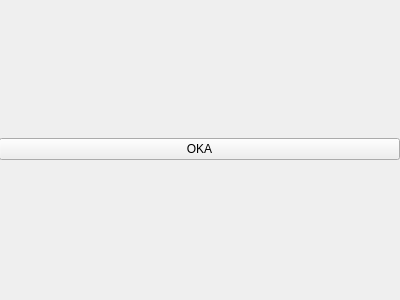
TheHawz/Quick-Scan, file designer/data_acquisition.ui: the form before one commit.
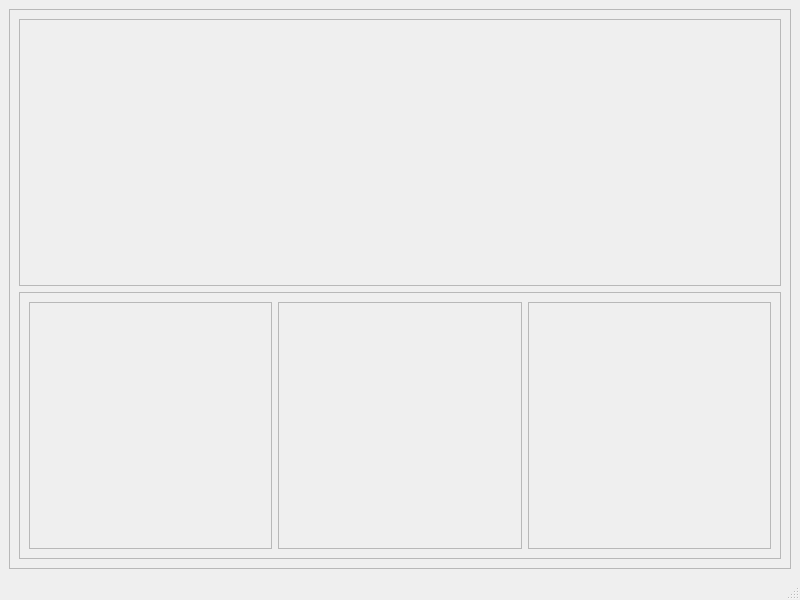
The form after the commit.

Commit message: design data_acquisition

The edit to the form file:
```diff
--- a/designer/data_acquisition.ui
+++ b/designer/data_acquisition.ui
@@ -1,37 +1,97 @@
 <?xml version="1.0" encoding="UTF-8"?>
 <ui version="4.0">
- <class>Form</class>
- <widget class="QWidget" name="Form">
+ <class>MainWindow</class>
+ <widget class="QMainWindow" name="MainWindow">
   <property name="geometry">
    <rect>
     <x>0</x>
     <y>0</y>
-    <width>400</width>
-    <height>300</height>
+    <width>800</width>
+    <height>600</height>
    </rect>
   </property>
   <property name="windowTitle">
    <string>Form</string>
   </property>
-  <widget class="QWidget" name="horizontalLayoutWidget">
-   <property name="geometry">
-    <rect>
-     <x>-1</x>
-     <y>-1</y>
-     <width>401</width>
-     <height>301</height>
-    </rect>
-   </property>
-   <layout class="QHBoxLayout" name="horizontalLayout">
+  <widget class="QWidget" name="centralwidget">
+   <layout class="QHBoxLayout" name="horizontalLayout_2">
     <item>
-     <widget class="QPushButton" name="pushButton">
-      <property name="text">
-       <string>OKA</string>
+     <widget class="QFrame" name="frame">
+      <property name="frameShape">
+       <enum>QFrame::StyledPanel</enum>
       </property>
+      <property name="frameShadow">
+       <enum>QFrame::Raised</enum>
+      </property>
+      <layout class="QVBoxLayout" name="verticalLayout">
+       <item>
+        <widget class="QFrame" name="frame_3">
+         <property name="frameShape">
+          <enum>QFrame::StyledPanel</enum>
+         </property>
+         <property name="frameShadow">
+          <enum>QFrame::Raised</enum>
+         </property>
+        </widget>
+       </item>
+       <item>
+        <widget class="QFrame" name="frame_2">
+         <property name="frameShape">
+          <enum>QFrame::StyledPanel</enum>
+         </property>
+         <property name="frameShadow">
+          <enum>QFrame::Raised</enum>
+         </property>
+         <layout class="QHBoxLayout" name="horizontalLayout">
+          <item>
+           <widget class="QFrame" name="frame_5">
+            <property name="frameShape">
+             <enum>QFrame::StyledPanel</enum>
+            </property>
+            <property name="frameShadow">
+             <enum>QFrame::Raised</enum>
+            </property>
+           </widget>
+          </item>
+          <item>
+           <widget class="QFrame" name="frame_4">
+            <property name="frameShape">
+             <enum>QFrame::StyledPanel</enum>
+            </property>
+            <property name="frameShadow">
+             <enum>QFrame::Raised</enum>
+            </property>
+           </widget>
+          </item>
+          <item>
+           <widget class="QFrame" name="frame_6">
+            <property name="frameShape">
+             <enum>QFrame::StyledPanel</enum>
+            </property>
+            <property name="frameShadow">
+             <enum>QFrame::Raised</enum>
+            </property>
+           </widget>
+          </item>
+         </layout>
+        </widget>
+       </item>
+      </layout>
      </widget>
     </item>
    </layout>
   </widget>
+  <widget class="QMenuBar" name="menubar">
+   <property name="geometry">
+    <rect>
+     <x>0</x>
+     <y>0</y>
+     <width>800</width>
+     <height>22</height>
+    </rect>
+   </property>
+  </widget>
+  <widget class="QStatusBar" name="statusbar"/>
  </widget>
  <resources/>
  <connections/>
```
Left out of the diff: 2 changed lines with no effect on the pictures.
